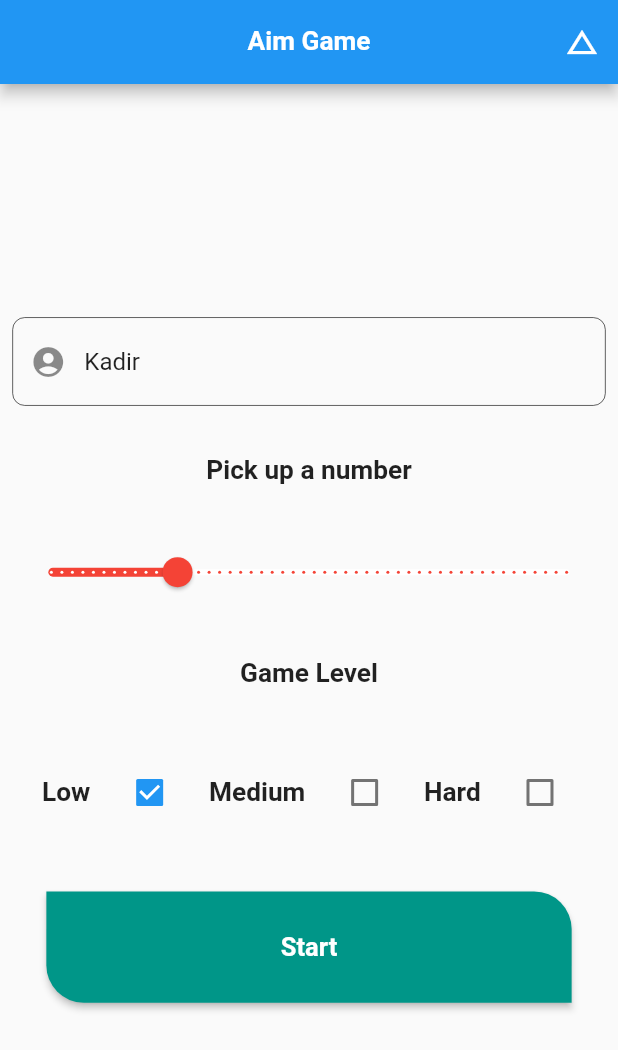
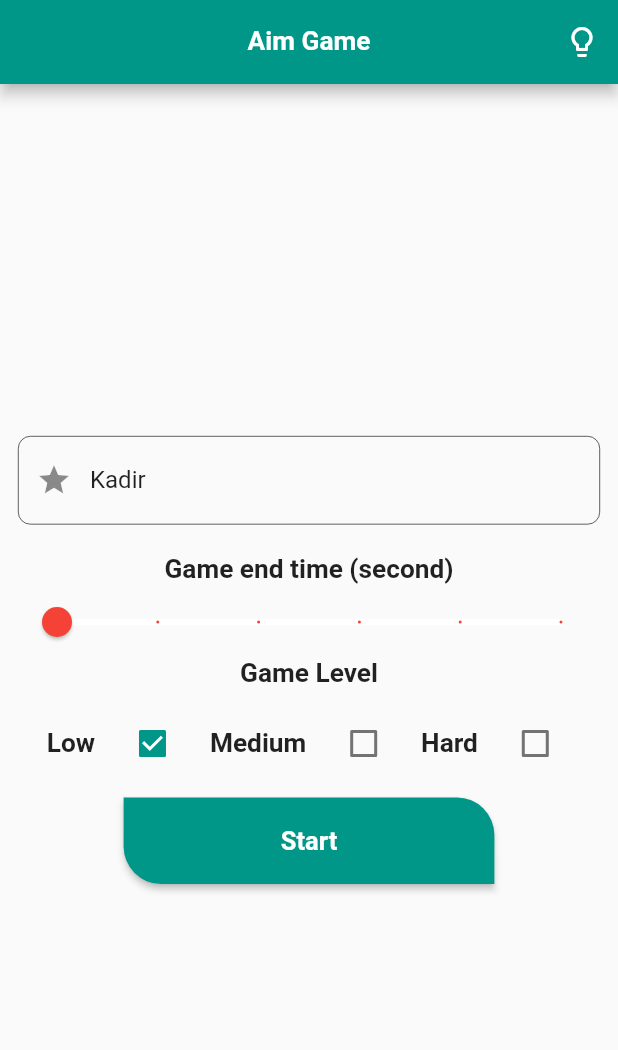
Before and after one commit to kadirbekar/aim_game_flutter, a Flutter app: the screen it shows after launch, on a phone screen of 412 x 824 dp. Shown: the top 1050 px of the screen. Run offline on Flutter 3.47's test engine with Material 2 defaults, Android fonts, the phone set to English and light mode, and no system bars; our stand-ins replace get, get_storage.

Commit message:
Default checkbox added, max line property added on LabelText widget

```diff
--- a/lib/core/constants/image_constants.dart
+++ b/lib/core/constants/image_constants.dart
@@ -3,7 +3,6 @@ class ImageConstants {
 
   static ImageConstants get instance => _instance;
 
-  static const String LOTTIE_SPLASH_SCREEN = "assets/lottie/dart_game.json";
   static const String TARGET = "assets/images/target.png";
 
   ImageConstants._init();
--- a/lib/core/controllers/theme_controller.dart
+++ b/lib/core/controllers/theme_controller.dart
@@ -5,12 +5,12 @@ class ThemeController extends GetxController  {
   final storage = GetStorage();
 
   //change current theme
-  Future<void> setThemeMode(bool themeValue) async {
+  Future<void> saveTheme(bool themeValue) async {
     if(themeValue == false) {
       await storage.write("theme", themeValue);
     } else {
       await storage.write("theme", themeValue);
     }
-    update(); // update ui like notifyListeners();
+    update(); //  == notifyListeners();
   }
 }
--- /dev/null
+++ b/lib/core/reusable_widgets/check_box.dart
@@ -0,0 +1,22 @@
+import 'package:flutter/material.dart';
+
+class DefaultCheckBox extends StatefulWidget {
+  final Function onChanged;
+  final bool value;
+
+  DefaultCheckBox({Key key, this.onChanged, this.value}) : super(key: key);
+
+  @override
+  _DefaultCheckBoxState createState() => _DefaultCheckBoxState();
+}
+
+class _DefaultCheckBoxState extends State<DefaultCheckBox> {
+  @override
+  Widget build(BuildContext context) {
+    return Checkbox(
+      activeColor: Colors.teal,
+      value: widget.value,
+      onChanged: widget.onChanged,
+    );
+  }
+}
--- a/lib/core/reusable_widgets/label_text.dart
+++ b/lib/core/reusable_widgets/label_text.dart
@@ -13,6 +13,8 @@ class LabelText extends StatelessWidget {
           fontWeight: FontWeight.w700,
           fontSize: 17.5,
         ),
+        overflow: TextOverflow.ellipsis,
+        maxLines: 2,
       ),
     );
   }
--- a/lib/core/reusable_widgets/raised_button.dart
+++ b/lib/core/reusable_widgets/raised_button.dart
@@ -1,4 +1,3 @@
-import 'package:aim_master/core/extensions/context_extension.dart';
 import 'package:flutter/material.dart';
 
 class DefaultRaisedButton extends StatelessWidget {
@@ -25,9 +24,11 @@ class DefaultRaisedButton extends StatelessWidget {
 
   @override
   Widget build(BuildContext context) {
+    final height = MediaQuery.of(context).size.height;
+    final width = MediaQuery.of(context).size.width;
     return Container(
-      height: context.height * 0.09,
-      width: context.width * 0.85,
+      height: height * 0.07,
+      width: width * 0.60,
       child: RaisedButton(
         color: this.color ?? Colors.teal,
         shape: RoundedRectangleBorder(
--- a/lib/core/reusable_widgets/text_form_field.dart
+++ b/lib/core/reusable_widgets/text_form_field.dart
@@ -3,19 +3,12 @@ import 'package:flutter/material.dart';
 /*TextForm fieldin kullanılacağı yerlerde base sınıf olarak yazıldı*/
 class MyTextFormField extends StatelessWidget {
   final String label;
-  final TextInputType textInputType;
   final TextStyle textStyle;
-  final Function validationFunction;
-  final Function onsavedGelenDeger;
   final TextEditingController controller;
-  final int lineCount;
-  final String willBeSavedValue;
   final bool password;
   final int characterLenght;
   final FontWeight fontWeight;
-  final TextInputAction nextButton;
   final IconButton trailingIcon;
-  final Function onFieldSubmitted;
   final FocusNode focusNode;
   final bool autoFocus;
   final bool autoValidate;
@@ -23,51 +16,39 @@ class MyTextFormField extends StatelessWidget {
   final String labelText;
   final Icon prefixIcon;
   final Color labelColor;
+  final Function validationFunction;
 
   MyTextFormField(
       {Key key,
       this.label,
       this.focusNode,
-      this.onFieldSubmitted,
-      this.nextButton,
       this.trailingIcon,
       this.textStyle,
       this.fontWeight,
-      this.textInputType,
-      this.willBeSavedValue,
       this.password,
       this.controller,
-      this.lineCount,
-      this.validationFunction,
       this.characterLenght,
-      this.onsavedGelenDeger,
       this.autoFocus,
       this.autoValidate,
       this.onTap,
       this.labelText,
       this.prefixIcon,
-      this.labelColor})
+      this.labelColor, this.validationFunction})
       : super(key: key);
   @override
   Widget build(BuildContext context) {
     return TextFormField(
       onTap: this.onTap,
-      autovalidate: this.autoValidate ?? false,
       autofocus: this.autoFocus ?? false,
       focusNode: this.focusNode,
-      onFieldSubmitted: this.onFieldSubmitted,
-      textInputAction: this.nextButton,
       obscureText: this.password ?? false,
-      maxLines: this.lineCount,
       maxLength: this.characterLenght,
       controller: this.controller,
       validator: this.validationFunction,
-      onSaved: this.onsavedGelenDeger,
       style: this.textStyle,
-      keyboardType: this.textInputType,
       decoration: InputDecoration(
         errorStyle: TextStyle(
-          color: Colors.white,
+          color: Colors.red,
           fontSize: 15.5,
         ),
         suffixIcon: this.trailingIcon,
@@ -77,10 +58,6 @@ class MyTextFormField extends StatelessWidget {
           color: Colors.black,
         ),
         prefixIcon: this.prefixIcon,
-        hintStyle: TextStyle(
-          color: this.labelColor ?? Colors.white,
-          fontWeight: this.fontWeight,
-        ),
         enabledBorder: OutlineInputBorder(
           borderSide: BorderSide(
               color: Colors.black,
--- a/lib/main.dart
+++ b/lib/main.dart
@@ -10,7 +10,6 @@ void main() async {
   //initialize get storage
   await GetStorage.init();
 
-  //Get.put<ThemeController>(ThemeController());
   final storage = GetStorage();
   if (await storage.read("theme") == null) {
     await storage.write("theme", false);
--- a/lib/ui/views/home_page.dart
+++ b/lib/ui/views/home_page.dart
@@ -1,11 +1,12 @@
-import 'package:aim_master/core/controllers/theme_controller.dart';
+import '../../core/controllers/theme_controller.dart';
+import '../../core/reusable_widgets/check_box.dart';
 import 'package:flutter/material.dart';
 import 'package:flutter/rendering.dart';
 import 'package:get/get.dart';
 import 'package:get/state_manager.dart';
 import 'package:get_storage/get_storage.dart';
 
-import '../../core/extensions/context_extension.dart';
+
 import '../../core/mixin/form_validation.dart';
 import '../../core/reusable_widgets/label_text.dart';
 import '../../core/reusable_widgets/raised_button.dart';
@@ -18,61 +19,48 @@ class HomePage extends StatefulWidget {
 }
 
 class _HomePageState extends State<HomePage> with FormValidation {
-  final TextEditingController _controller =
-      TextEditingController(text: 'Kadir');
+  final TextEditingController _usernameController = TextEditingController(text: "Kadir");
 
   final _formKey = GlobalKey<FormState>();
 
-  double sliderValue = 12.0;
+  final double _min = 10;
+  final double _max = 60;
 
-  final double maxGameFastRange = 50;
+  int _gameEndTime = 10;
 
-  final int divisionOfSlider = 49;
-  int durationValue = 1200;
+  bool _lowLevel = true;
+  bool _mediumLevel = false;
+  bool _hardLevel = false;
 
-  int time;
+  int _targetMovementSpeed = 750;
 
-  bool lowLevel = true;
-  bool mediumLevel = false;
-  bool hardLevel = false;
+  bool _isDark = false;
 
-  int gameLevelDuration = 1050;
-
-  bool autoValidate = false;
-
-  GetStorage themeStorage;
-
-  bool isDark = false;
-
-  @override
-  void initState() {
-    super.initState();
-    themeStorage = GetStorage();
-  }
+  AutovalidateMode autovalidateMode = AutovalidateMode.disabled;
 
   @override
   Widget build(BuildContext context) {
+    final themeStorage = GetStorage();
     return GetBuilder<ThemeController>(
       init: ThemeController(),
       builder: (themeValue) => GestureDetector(
-        onTap: () {
-          FocusScope.of(context).unfocus();
-        },
+        onTap: () => FocusScope.of(context).unfocus(),
         child: Scaffold(
           appBar: AppBar(
+            backgroundColor: Colors.teal,
             actions: [
               IconButton(
-                icon: Icon(Icons.change_history),
+                icon: Icon(themeStorage.read("theme") ? Icons.lightbulb : Icons.lightbulb_outline),
                 onPressed: () async {
-                  isDark = await themeStorage.read("theme");
-                  themeValue.setThemeMode(!isDark);
+                  _isDark = await themeStorage.read("theme");
+                  themeValue.saveTheme(!_isDark);
                   Get.changeTheme(themeStorage.read("theme") ? ThemeData.dark() : ThemeData.light());
                 },
-              )
+              ),
             ],
             centerTitle: true,
             title: const LabelText(
-              text: 'Aim Game',
+              text: 'Aim Game'
             ),
           ),
           body: Center(
@@ -80,34 +68,19 @@ class _HomePageState extends State<HomePage> with FormValidation {
               shrinkWrap: true,
               children: [
                 Container(
-                  padding: context.paddingLow,
+                  padding: const EdgeInsets.all(12),
                   alignment: Alignment.center,
                   child: Form(
                     key: _formKey,
-                    autovalidate: autoValidate,
+                    autovalidateMode: autovalidateMode,
                     child: Column(
                       mainAxisAlignment: MainAxisAlignment.center,
                       children: [
                         userNameTextFormField,
-                        SizedBox(
-                          height: context.mediumValue,
-                        ),
-                        LabelText(
-                          text: 'Pick up a number',
-                        ),
-                        SizedBox(
-                          height: context.mediumValue,
-                        ),
+                        SizedBox(height: 20,),
+                        const LabelText(text: 'Game end time (second)'),
                         slider,
-                        SizedBox(
-                          height: context.mediumValue,
-                        ),
-                        const LabelText(
-                          text: 'Game Level',
-                        ),
-                        SizedBox(
-                          height: context.mediumValue,
-                        ),
+                        const LabelText(text: 'Game Level'),
                         Padding(
                           padding: const EdgeInsets.all(12),
                           child: Row(
@@ -128,7 +101,6 @@ class _HomePageState extends State<HomePage> with FormValidation {
                             ],
                           ),
                         ),
-                        const SizedBox(height: 30),
                         startGameButton,
                       ],
                     ),
@@ -145,78 +117,62 @@ class _HomePageState extends State<HomePage> with FormValidation {
   Widget get userNameTextFormField => MyTextFormField(
         label: 'Username',
         fontWeight: FontWeight.bold,
-        prefixIcon: Icon(Icons.account_circle),
+        prefixIcon: Icon(Icons.star),
         validationFunction: checkString,
-        lineCount: 1,
-        controller: _controller,
+        controller: _usernameController,
       );
 
   Widget get slider => Slider(
-        value: sliderValue,
+        min: _min,
+        value: _gameEndTime.toDouble(),
+        onChanged: (value) => setState(() => _gameEndTime = value.toInt()),
+        activeColor: Colors.red,
+        label: _gameEndTime.floor().toString(),
+        max: _max,
+        divisions: 5,
+        inactiveColor: Colors.white,
+        mouseCursor: MouseCursor.defer,
+        onChangeStart: (value) => setState(() => _gameEndTime = value.toInt()),
+        onChangeEnd: (value) => setState(() => _gameEndTime = value.toInt()),
+      );
+
+  Widget get lowCheckBox => DefaultCheckBox(
+        value: _lowLevel,
         onChanged: (value) {
           setState(() {
-            sliderValue = value;
-          });
-        },
-        activeColor: Colors.red,
-        label: sliderValue.floor().toString(),
-        max: maxGameFastRange,
-        divisions: divisionOfSlider,
-        inactiveColor: Colors.white,
-        mouseCursor: MouseCursor.defer,
-        onChangeStart: (value) {
-          setState(() {
-            sliderValue = value;
-            durationValue = sliderValue.toInt();
-            print("Duration value " + durationValue.toString().split(".")[0]);
-            durationValue *= 100;
-            print(durationValue);
-          });
-        },
-        onChangeEnd: (value) {
-          setState(() {
-            sliderValue = value;
-          });
-        },
-      );
-
-  Widget get lowCheckBox => Checkbox(
-        value: lowLevel,
-        onChanged: (value) {
-          setState(() {
-            if (!lowLevel && mediumLevel || hardLevel) {
-              lowLevel = value;
-              mediumLevel = false;
-              hardLevel = false;
-              gameLevelDuration = 840;
+            if (!_lowLevel && _mediumLevel || _hardLevel) {
+              _lowLevel = value;
+              _mediumLevel = false;
+              _hardLevel = false;
+              _targetMovementSpeed = 750;
             }
           });
         },
       );
 
-  Widget get mediumCheckBox => Checkbox(
-        value: mediumLevel,
+  Widget get mediumCheckBox => DefaultCheckBox(
+        value: _mediumLevel,
         onChanged: (value) {
           setState(() {
-            if (!mediumLevel || lowLevel || hardLevel) {
-              mediumLevel = value;
-              lowLevel = false;
-              hardLevel = false;
-              gameLevelDuration = 560;
+            if (!_mediumLevel || _lowLevel || _hardLevel) {
+              _mediumLevel = value;
+              _lowLevel = false;
+              _hardLevel = false;
+              _targetMovementSpeed = 550;
             }
           });
         },
       );
 
-  Widget get hardLevelCheckBox => Checkbox(
-        value: hardLevel,
+  Widget get hardLevelCheckBox => DefaultCheckBox(
+        value: _hardLevel,
         onChanged: (value) {
           setState(() {
-            if (!hardLevel || mediumLevel || lowLevel) {
-              hardLevel = value;
-              mediumLevel = false;
-              lowLevel = false;
-              gameLevelDuration = 280;
+            if (!_hardLevel || _mediumLevel || _lowLevel) {
+              _hardLevel = value;
+              _mediumLevel = false;
+              _lowLevel = false;
+              _targetMovementSpeed = 350;
             }
           });
         },
@@ -224,27 +180,33 @@ class _HomePageState extends State<HomePage> with FormValidation {
 
   Widget get startGameButton => DefaultRaisedButton(
         onPressed: () {
-          autoValidate = true;
+          autovalidateMode = AutovalidateMode.always;
           if (_formKey.currentState.validate()) {
             _formKey.currentState.save();
-            if (lowLevel ||
-                mediumLevel ||
-                hardLevel &&
-                    durationValue != null &&
-                    gameLevelDuration != null) {
-              Navigator.pushReplacement(
-                context,
-                MaterialPageRoute(
-                  builder: (context) => GamePage(
-                    userName: _controller.text,
-                    aimBoxDuration: durationValue,
-                    gameLevelDuration: gameLevelDuration,
-                  ),
-                ),
-              );
+            if ((_lowLevel || _mediumLevel || _hardLevel) && _usernameController.text.length > 0) {
+              Get.off(GamePage(
+                  userName: _usernameController.text,
+                  gameEndTime: _gameEndTime,
+                  targetMovementSpeed: _targetMovementSpeed,
+              ),);
             }
+          } else {
+            _showSnackBar();
           }
+          setState((){});
         },
         label: 'Start',
       );
+
+  _showSnackBar(){
+    Get.snackbar("Error", "Please fill all fields",
+      duration: const Duration(seconds: 2),
+      colorText: Colors.black,
+      snackPosition: SnackPosition.BOTTOM,
+      icon: const Icon(Icons.error,color: Colors.red,size: 25,),
+      isDismissible: true,
+      margin: const EdgeInsets.all(12),
+      maxWidth: double.infinity
+    );
+  }
 }
```
Also changed, not shown: lib/core/reusable_widgets/alert_dialog.dart (+2 -7 lines), lib/timer_test.dart (added, +54 -0 lines), lib/ui/views/game_page.dart (+46 -43 lines), pubspec.lock.
